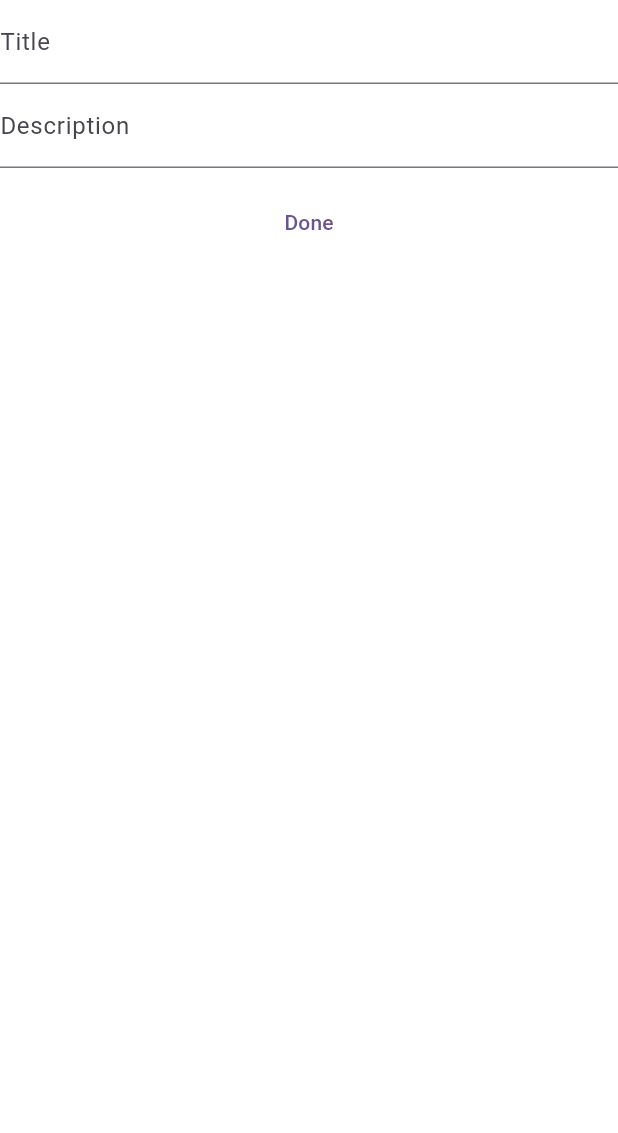
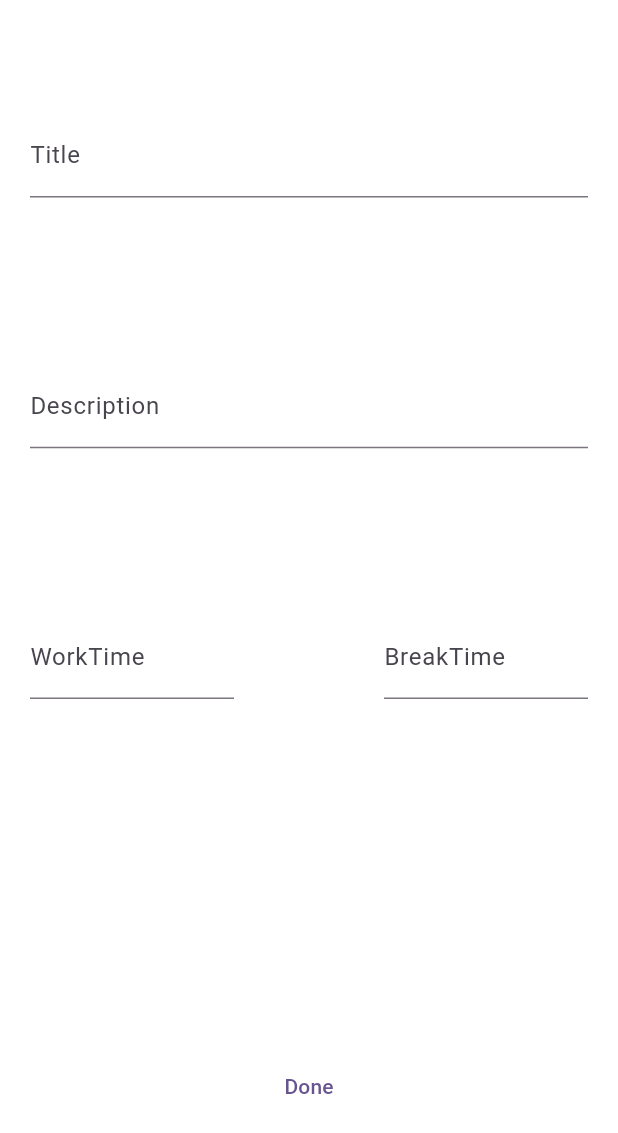
Before and after one commit to PedroH-Peres/studylistapp, a Flutter app: the StudyForm widget shown alone on an empty page, opened directly, on a phone screen of 412 x 824 dp. Shown: the top 1133 px of the screen. Run offline on Flutter 3.47's test engine with Material 2 defaults, Android fonts, the phone set to English and light mode, and no system bars; our stand-ins replace flutter_mobx, mobx; generated files the repository leaves out were written again.

Commit message:
Form Fields

```diff
--- a/studyapp/lib/components/studyForm.dart
+++ b/studyapp/lib/components/studyForm.dart
@@ -1,32 +1,101 @@
+import 'dart:math';
+
 import 'package:flutter/material.dart';
+import 'package:provider/provider.dart';
+import 'package:studyapp/models/study.dart';
+import 'package:studyapp/store/studyList.store.dart';
 
 class StudyForm extends StatelessWidget {
-  const StudyForm({super.key});
+  StudyForm({super.key});
 
   @override
   Widget build(BuildContext context) {
+    final _titleController = TextEditingController();
+    final _descController = TextEditingController();
+    final _workController = TextEditingController();
+    final _breakController = TextEditingController();
+    final studyListStore = Provider.of<StudyListStore>(context);
+    final _formKey = GlobalKey<FormState>();
+
     return Container(
       width: MediaQuery.of(context).size.width,
       height: MediaQuery.of(context).size.height,
       decoration: BoxDecoration(color: Colors.white),
       child: Form(
+        key: _formKey,
+        child: Container(
+          padding: EdgeInsets.all(20),
           child: Column(
+            mainAxisAlignment: MainAxisAlignment.spaceAround,
             children: [
-            TextField(
+              TextFormField(
+                controller: _titleController,
+                decoration: InputDecoration(label: Text("Title")),
+                validator: (value) {
+                  if (value == null || value.isEmpty) {
+                    return "Please enter some text";
+                  }
+                  return null;
+                },
+              ),
+              TextFormField(
+                controller: _descController,
+                decoration: InputDecoration(label: Text("Description")),
+                validator: (value) {
+                  return null;
+                },
+              ),
+              Row(
+                children: [
+                  Expanded(
+                    child: Container(
+                      child: TextFormField(
+                      controller: _workController,
                       decoration: InputDecoration(
-                label: Text("Title")
+                        label: Text("WorkTime"),
+                      ),
+                      keyboardType: TextInputType.number,
+                      validator: (value) {
+                        return null;
+                      },
                                     ),
                     ),
-            TextField(
+                  ),
+                  SizedBox(width: 100,),
+                Expanded(
+                  child: Container(
+                    child: TextFormField(
+                      controller: _breakController,
                       decoration: InputDecoration(
-                label: Text("Description")
+                        label: Text("BreakTime"),
+                      ),
+                      keyboardType: TextInputType.number,
+                      validator: (value) {
+                        return null;
+                      },
                     ),
                   ),
-            SizedBox(height: 12,),
-            TextButton(onPressed: (){
+                ),
+
+                ],
+              ),
+              SizedBox(
+                height: 12,
+              ),
+              TextButton(
+                  onPressed: () {
+                    if (_formKey.currentState!.validate()) {
+                      studyListStore.addStudy(Study(
+                          workTime: int.tryParse(_workController.text)!,
+                          breakTime: int.tryParse(_breakController.text)!,
+                          title: _titleController.text,
+                          description: _descController.text));
                       Navigator.pop(context);
-            }, child: Text("Done"))
+                    }
+                  },
+                  child: Text("Done"))
             ],
+          ),
         ),
       ),
     );
--- a/studyapp/lib/store/studyList.store.dart
+++ b/studyapp/lib/store/studyList.store.dart
@@ -23,7 +23,7 @@ abstract class _StudyListStore with Store {
 
   @action
   void removeStudy(int index){
-    studyList.remove(index);
+    studyList.removeAt(index);
   }
 
   @action
```
Also changed, not shown: studyapp/lib/pages/studyformpage.dart (+4 -8 lines). Lines whose indentation alone changed are shown as unchanged.
